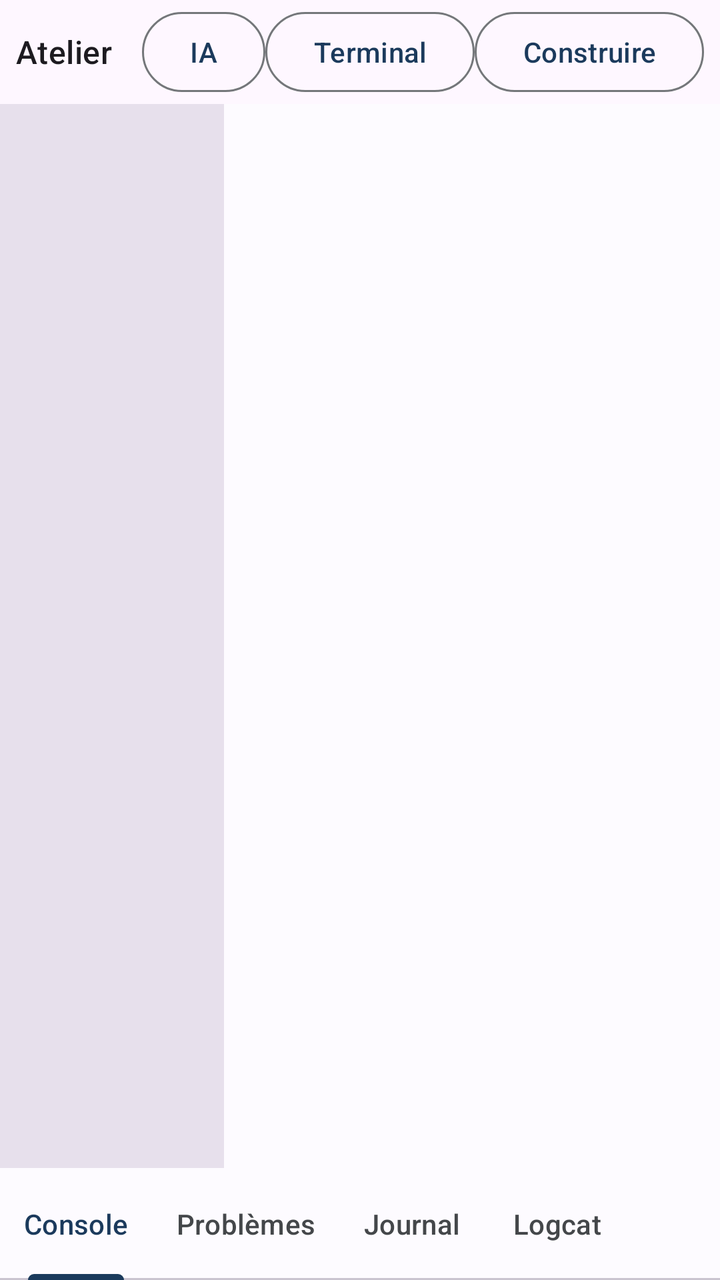
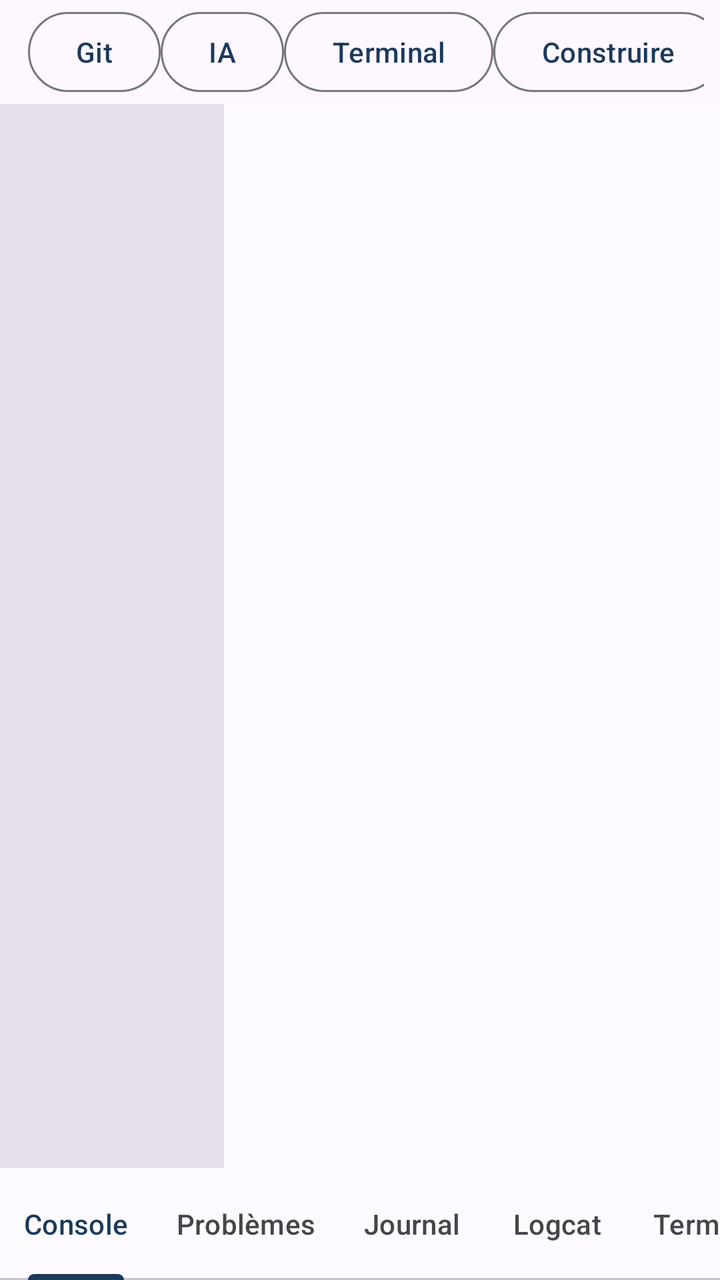

Screens rendered from an Android XML layout before and after an edit, with the pre-edit source and the edit as a unified diff.
<!-- AndroidManifest.xml: application theme Theme.JoIDE -->
<!-- res/layout/workbench_fragment.xml -->
<?xml version="1.0" encoding="utf-8"?>
<androidx.coordinatorlayout.widget.CoordinatorLayout
    xmlns:android="http://schemas.android.com/apk/res/android"
    xmlns:app="http://schemas.android.com/apk/res-auto"
    android:layout_width="match_parent"
    android:layout_height="match_parent">

    <LinearLayout
        android:layout_width="match_parent"
        android:layout_height="match_parent"
        android:orientation="vertical">

        <LinearLayout
            android:layout_width="match_parent"
            android:layout_height="52dp"
            android:orientation="horizontal"
            android:gravity="center_vertical"
            android:paddingHorizontal="8dp">

            <TextView
                android:layout_width="0dp"
                android:layout_height="wrap_content"
                android:layout_weight="1"
                android:text="@string/atelier_titre"
                android:textAppearance="?attr/textAppearanceTitleMedium" />

            <Button
                android:id="@+id/ai_button"
                style="?attr/materialButtonOutlinedStyle"
                android:layout_width="wrap_content"
                android:layout_height="wrap_content"
                android:minWidth="0dp"
                android:text="@string/ia_titre" />

            <Button
                android:id="@+id/terminal_button"
                style="?attr/materialButtonOutlinedStyle"
                android:layout_width="wrap_content"
                android:layout_height="wrap_content"
                android:minWidth="0dp"
                android:text="@string/terminal_titre" />

            <Button
                android:id="@+id/build_button"
                style="?attr/materialButtonOutlinedStyle"
                android:layout_width="wrap_content"
                android:layout_height="wrap_content"
                android:minWidth="0dp"
                android:text="@string/atelier_construire" />
        </LinearLayout>

        <LinearLayout
            android:layout_width="match_parent"
            android:layout_height="0dp"
            android:layout_weight="1"
            android:orientation="horizontal">

            
            <androidx.recyclerview.widget.RecyclerView
                android:id="@+id/files_recycler"
                android:layout_width="112dp"
                android:layout_height="match_parent"
                android:background="?attr/colorSurfaceVariant"
                android:overScrollMode="ifContentScrolls" />

            
            <FrameLayout
                android:id="@+id/editor_area"
                android:layout_width="0dp"
                android:layout_height="match_parent"
                android:layout_weight="1"
                android:background="?attr/colorSurface" />
        </LinearLayout>
    </LinearLayout>

    <com.google.android.material.bottomsheet.BottomSheetDragHandleView
        android:layout_width="wrap_content"
        android:layout_height="wrap_content"
        android:layout_gravity="bottom|center_horizontal" />

    
    <LinearLayout
        android:id="@+id/sections_sheet"
        android:layout_width="match_parent"
        android:layout_height="wrap_content"
        android:orientation="vertical"
        app:layout_behavior="com.google.android.material.bottomsheet.BottomSheetBehavior"
        app:behavior_peekHeight="56dp">

        <com.google.android.material.tabs.TabLayout
            android:id="@+id/sections_tabs"
            android:layout_width="match_parent"
            android:layout_height="56dp"
            app:tabMode="scrollable">

            <com.google.android.material.tabs.TabItem
                android:layout_width="wrap_content"
                android:layout_height="wrap_content"
                android:text="@string/section_console" />
            <com.google.android.material.tabs.TabItem
                android:layout_width="wrap_content"
                android:layout_height="wrap_content"
                android:text="@string/section_problemes" />
            <com.google.android.material.tabs.TabItem
                android:layout_width="wrap_content"
                android:layout_height="wrap_content"
                android:text="@string/section_journal" />
            <com.google.android.material.tabs.TabItem
                android:layout_width="wrap_content"
                android:layout_height="wrap_content"
                android:text="@string/section_logcat" />
        </com.google.android.material.tabs.TabLayout>

        
        <ScrollView
            android:layout_width="match_parent"
            android:layout_height="160dp">

            <LinearLayout
                android:layout_width="match_parent"
                android:layout_height="wrap_content"
                android:orientation="vertical"
                android:paddingHorizontal="12dp"
                android:paddingBottom="12dp">

                <TextView
                    android:id="@+id/console_output"
                    android:layout_width="match_parent"
                    android:layout_height="wrap_content"
                    android:fontFamily="monospace"
                    android:textAppearance="?attr/textAppearanceBodySmall"
                    android:importantForAccessibility="no" />

                <TextView
                    android:id="@+id/problems_list"
                    android:layout_width="match_parent"
                    android:layout_height="wrap_content"
                    android:visibility="gone"
                    android:textAppearance="?attr/textAppearanceBodySmall" />

                <TextView
                    android:id="@+id/ide_journal"
                    android:layout_width="match_parent"
                    android:layout_height="wrap_content"
                    android:visibility="gone"
                    android:fontFamily="monospace"
                    android:textAppearance="?attr/textAppearanceBodySmall" />

                <TextView
                    android:id="@+id/logcat_output"
                    android:layout_width="match_parent"
                    android:layout_height="wrap_content"
                    android:visibility="gone"
                    android:fontFamily="monospace"
                    android:textAppearance="?attr/textAppearanceBodySmall" />
            </LinearLayout>
        </ScrollView>
    </LinearLayout>
</androidx.coordinatorlayout.widget.CoordinatorLayout>
<!-- resources referenced by this layout -->
<resources>
  <string name="atelier_construire">Construire</string>
  <string name="atelier_titre">Atelier</string>
  <string name="ia_titre">IA</string>
  <string name="section_console">Console</string>
  <string name="section_journal">Journal</string>
  <string name="section_logcat">Logcat</string>
  <string name="section_problemes">Problèmes</string>
  <string name="terminal_titre">Terminal</string>
  <style name="Theme.JoIDE" parent="Theme.Material3.DayNight.NoActionBar">
          <item name="colorPrimary">@color/primaire</item>
          <item name="colorOnPrimary">@color/sur_primaire</item>
          <item name="colorPrimaryContainer">@color/conteneur_primaire</item>
          <item name="colorOnPrimaryContainer">@color/sur_conteneur_primaire</item>
          <item name="colorSecondary">@color/secondaire</item>
          <item name="colorSurface">@color/surface</item>
          <item name="colorOnSurface">@color/sur_surface</item>
          <item name="colorOnSurfaceVariant">@color/sur_surface_attenue</item>
          <item name="colorOutline">@color/contour</item>
          <item name="colorError">@color/erreur</item>
          <item name="colorTertiary">@color/tertiaire</item>
      </style>
  <color name="primaire">#1B3A5C</color>
  <color name="sur_primaire">#FDFBFF</color>
  <color name="conteneur_primaire">#D4E3FF</color>
  <color name="sur_conteneur_primaire">#002E4F</color>
  <color name="secondaire">#565E71</color>
  <color name="surface">#FDFBFF</color>
  <color name="sur_surface">#1A1C1A</color>
  <color name="sur_surface_attenue">#44474A</color>
  <color name="contour">#74777A</color>
  <color name="erreur">#BA1A1A</color>
  <color name="tertiaire">#3F6373</color>
</resources>

<!-- the commit's change to res/layout/workbench_fragment.xml (unified diff, before → after) -->
@@ -24,6 +24,21 @@
                 android:text="@string/atelier_titre"
                 android:textAppearance="?attr/textAppearanceTitleMedium" />
 
+            <TextView
+                android:id="@+id/mode_chip"
+                android:layout_width="wrap_content"
+                android:layout_height="wrap_content"
+                android:layout_marginEnd="6dp"
+                android:textAppearance="?attr/textAppearanceLabelLarge" />
+
+            <Button
+                android:id="@+id/git_button"
+                style="?attr/materialButtonOutlinedStyle"
+                android:layout_width="wrap_content"
+                android:layout_height="wrap_content"
+                android:minWidth="0dp"
+                android:text="@string/git_title" />
+
             <Button
                 android:id="@+id/ai_button"
                 style="?attr/materialButtonOutlinedStyle"
@@ -48,6 +63,14 @@
                 android:minWidth="0dp"
                 android:text="@string/atelier_construire" />
         </LinearLayout>
+
+        <TextView
+            android:id="@+id/mode_notice"
+            android:layout_width="match_parent"
+            android:layout_height="wrap_content"
+            android:padding="8dp"
+            android:textAppearance="?attr/textAppearanceBodySmall"
+            android:visibility="gone" />
 
         <LinearLayout
             android:layout_width="match_parent"
@@ -109,6 +132,10 @@
                 android:layout_width="wrap_content"
                 android:layout_height="wrap_content"
                 android:text="@string/section_logcat" />
+            <com.google.android.material.tabs.TabItem
+                android:layout_width="wrap_content"
+                android:layout_height="wrap_content"
+                android:text="@string/terminal_titre" />
         </com.google.android.material.tabs.TabLayout>
 
         
@@ -153,6 +180,16 @@
                     android:visibility="gone"
                     android:fontFamily="monospace"
                     android:textAppearance="?attr/textAppearanceBodySmall" />
+
+                
+                <Button
+                    android:id="@+id/terminal_section_button"
+                    style="?attr/materialButtonOutlinedStyle"
+                    android:layout_width="match_parent"
+                    android:layout_height="wrap_content"
+                    android:layout_marginTop="8dp"
+                    android:text="@string/terminal_titre"
+                    android:visibility="gone" />
             </LinearLayout>
         </ScrollView>
     </LinearLayout>
<!-- resource entries referenced after the edit -->
@@ -2,6 +2,7 @@
 <resources>
   <string name="atelier_construire">Construire</string>
   <string name="atelier_titre">Atelier</string>
+  <string name="git_title">Git</string>
   <string name="ia_titre">IA</string>
   <string name="section_console">Console</string>
   <string name="section_journal">Journal</string>
